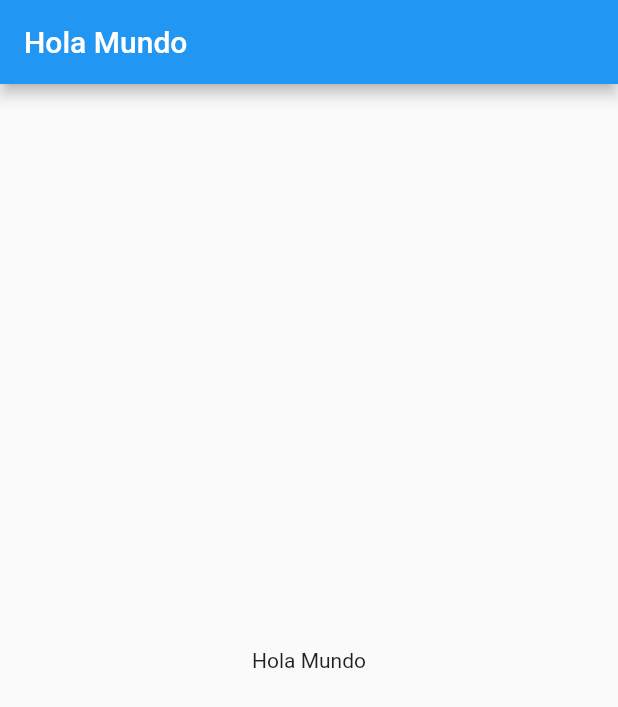
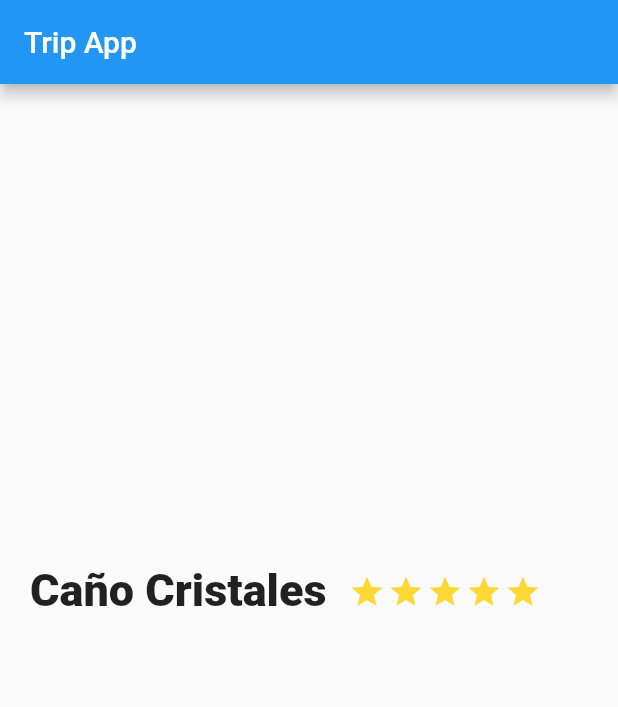
Before and after one commit to JohanRiv/Flutter_Basic_Platzi_project, a Flutter app: the screen it shows after launch, on a phone screen of 412 x 824 dp. Shown: the top 707 px of the screen. Run offline on Flutter 3.47's test engine with Material 2 defaults, Android fonts, the phone set to English and light mode, and no system bars.

Commit message:
Ajuste titulo y estrellas

```diff
--- /dev/null
+++ b/lib/description_place.dart
@@ -0,0 +1,36 @@
+import 'package:flutter/material.dart';
+
+class DescriptionPlace extends StatelessWidget {
+  @override
+  Widget build(BuildContext context) {
+    var stars = Container(
+      margin: EdgeInsets.only(top: 322, right: 2),
+      child: Icon(
+        Icons.star,
+        color: Color(0xFFFDD835),
+      ),
+    );
+
+    return Row(
+      children: [
+        Container(
+          margin: EdgeInsets.only(top: 320, left: 20, right: 15),
+          child: Text(
+            "Caño Cristales",
+            style: TextStyle(fontSize: 30, fontWeight: FontWeight.w900),
+            textAlign: TextAlign.left,
+          ),
+        ),
+        Row(
+          children: [
+            stars,
+            stars,
+            stars,
+            stars,
+            stars,
+          ],
+        )
+      ],
+    );
+  }
+}
--- a/lib/main.dart
+++ b/lib/main.dart
@@ -1,11 +1,11 @@
 import 'package:flutter/material.dart';
+import 'description_place.dart';
 
 void main() {
   runApp(MyApp());
 }
 
 class MyApp extends StatelessWidget {
-  // This widget is the root of your application.
   @override
   Widget build(BuildContext context) {
     return MaterialApp(
@@ -14,12 +14,10 @@ class MyApp extends StatelessWidget {
           primarySwatch: Colors.blue,
         ),
         home: Scaffold(
-            appBar: AppBar(
-              title: Text('Hola Mundo'),
-            ),
-            body: Center(child: Text('Hola Mundo')))
-
-        //MyHomePage(title: 'Flutter Demo Home Page'),
-        );
+          appBar: AppBar(
+            title: Text('Trip App'),
+          ),
+          body: new DescriptionPlace(),
+        ));
   }
 }
```
